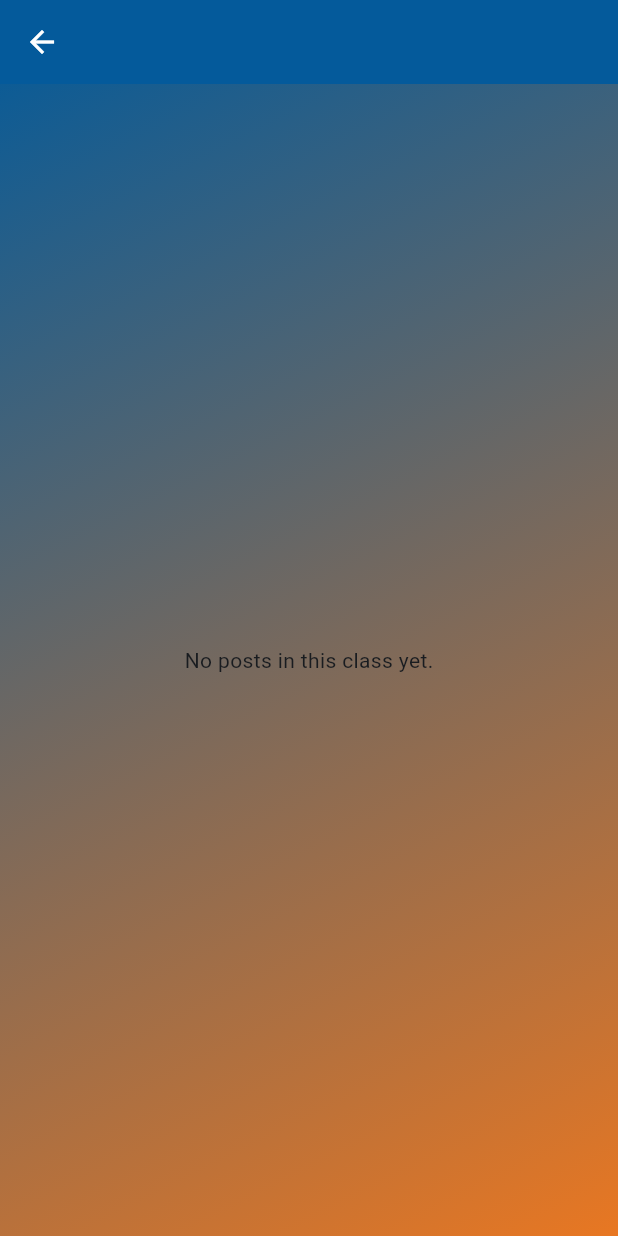
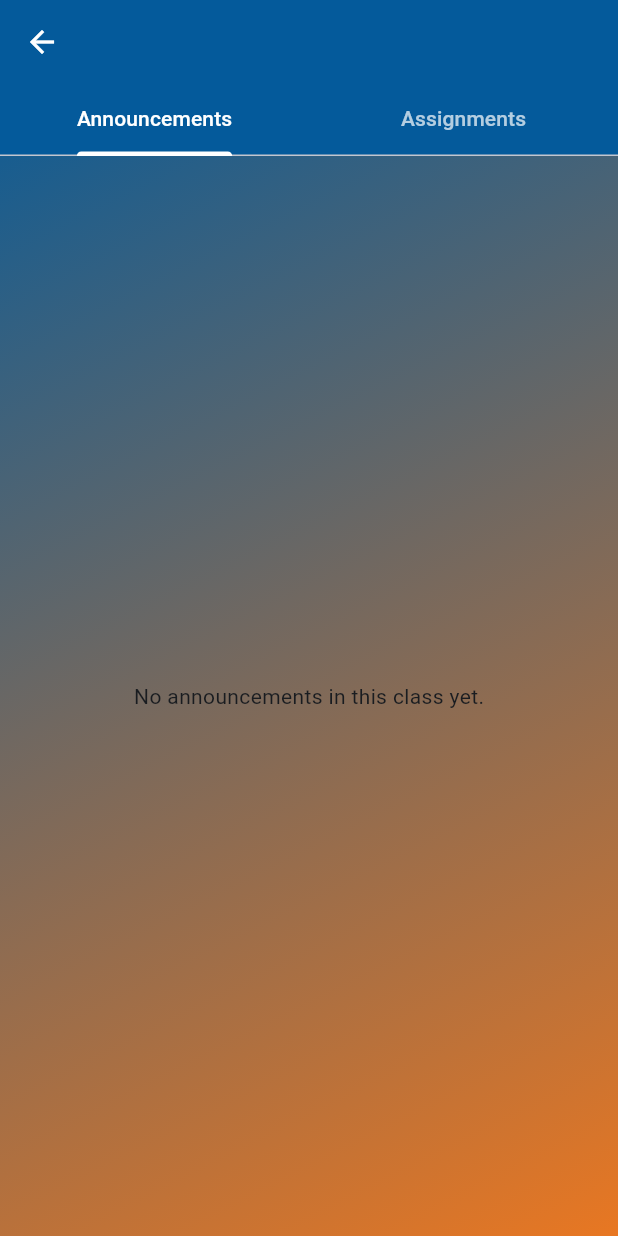
Before and after one commit to raviranjanbsy/school_pole_star, a Flutter app: the ClassDetailPage screen opened directly with empty values, on a phone screen of 412 x 824 dp. Run offline on Flutter 3.47's test engine with Material 3 defaults, Android fonts, the phone set to English and light mode, and no system bars; our stand-ins replace cached_network_image, cloud_functions, csv, equatable, file_picker, firebase_auth and 12 more; missing offline and left inert: flutter_stripe; accounts and stored records are empty; generated files the repository leaves out were written again; Roboto replaces fonts that are missing (Poppins).

Commit message:
0811_teacher_assignment_done

```diff
--- a/lib/class_detail_page.dart
+++ b/lib/class_detail_page.dart
@@ -19,6 +19,7 @@ import 'package:school_management/ui/attendance_summary_page.dart'; // New impor
 import 'package:school_management/widgets/stream_item_card.dart';
 import 'package:school_management/ui/take_attendance_page.dart';
 import 'package:school_management/widgets/gradient_container.dart';
+import 'package:school_management/subject_assignments_page.dart';
 
 class ClassDetailPage extends StatefulWidget {
   final SchoolClass schoolClass;
@@ -39,32 +40,32 @@ class ClassDetailPage extends StatefulWidget {
   State<ClassDetailPage> createState() => ClassDetailPageState();
 }
 
-class ClassDetailPageState extends State<ClassDetailPage> {
+class ClassDetailPageState extends State<ClassDetailPage>
+    with SingleTickerProviderStateMixin {
   final AuthService _authService = AuthService();
   List<StreamItem>? _streamItems;
   List<String> _subjects = [];
-  String? _selectedSubjectFilter;
   bool _isLoading = true;
   String? _error;
+  late TabController _tabController;
 
   @override
   void initState() {
     super.initState();
+    _tabController = TabController(length: 2, vsync: this);
     _loadStream();
     _loadSubjectsForTeacher();
   }
 
-  List<StreamItem> get _filteredStreamItems {
+  @override
+  void dispose() {
+    _tabController.dispose();
+    super.dispose();
+  }
+
+  List<StreamItem> get _announcements {
     if (_streamItems == null) return [];
-    if (_selectedSubjectFilter == null) {
-      return _streamItems!;
-    }
-    return _streamItems!.where((item) {
-      // Always show announcements, regardless of the filter.
-      if (item.type != 'assignment') return true;
-      // Show assignments that match the selected subject.
-      return item.subjectName == _selectedSubjectFilter;
-    }).toList();
+    return _streamItems!.where((item) => item.type == 'announcement').toList();
   }
 
   Future<void> _loadSubjectsForTeacher() async {
@@ -72,8 +73,6 @@ class ClassDetailPageState extends State<ClassDetailPage> {
       return;
     }
     try {
-      // Note: You need to implement `fetchSubjectsForTeacherInClass` in your AuthService.
-      // It should fetch the subjects a specific teacher is assigned to for a given class.
       final subjects = await _authService.fetchSubjectsForTeacherInClass(
         widget.teacherProfile!.uid,
         widget.schoolClass.classId,
@@ -120,28 +119,6 @@ class ClassDetailPageState extends State<ClassDetailPage> {
         appBar: AppBar(
           title: Text(widget.schoolClass.className),
           actions: [
-            if (_subjects.isNotEmpty)
-              PopupMenuButton<String?>(
-                onSelected: (String? value) {
-                  setState(() {
-                    _selectedSubjectFilter = value;
-                  });
-                },
-                icon: const Icon(Icons.filter_list),
-                tooltip: 'Filter by subject',
-                itemBuilder: (BuildContext context) {
-                  // Add "All Subjects" option to clear the filter
-                  final allSubjectsOption = const PopupMenuItem<String?>(
-                    value: null,
-                    child: Text('All Subjects'),
-                  );
-                  final subjectOptions = _subjects.map((String subject) {
-                    return PopupMenuItem<String?>(
-                        value: subject, child: Text(subject));
-                  }).toList();
-                  return [allSubjectsOption, ...subjectOptions];
-                },
-              ),
             if (widget.userRole == 'teacher')
               IconButton(
                 icon: const Icon(Icons.checklist_rtl),
@@ -174,11 +151,28 @@ class ClassDetailPageState extends State<ClassDetailPage> {
                 },
               ),
           ],
+          bottom: TabBar(
+            controller: _tabController,
+            labelColor: Colors.white,
+            unselectedLabelColor: Colors.white70,
+            tabs: const [
+              Tab(text: 'Announcements'),
+              Tab(text: 'Assignments'),
+            ],
+          ),
         ),
         body: LoadingOverlay(
           isLoading: _isLoading,
           message: 'Loading stream...',
-          child: _buildBody(),
+          child: _error != null
+              ? Center(child: Text('Error: $_error'))
+              : TabBarView(
+                  controller: _tabController,
+                  children: [
+                    _buildStreamList(_announcements, 'announcement'),
+                    _buildSubjectsGrid(),
+                  ],
+                ),
         ),
         floatingActionButton: widget.userRole == 'teacher'
             ? FloatingActionButton(
@@ -199,27 +193,18 @@ class ClassDetailPageState extends State<ClassDetailPage> {
     );
   }
 
-  Widget _buildBody() {
-    if (_error != null) {
-      return Center(child: Text('Error: $_error'));
-    }
-
-    if (_filteredStreamItems.isEmpty) {
-      if (_selectedSubjectFilter != null) {
-        return Center(
-            child: Text('No posts found for "${_selectedSubjectFilter}".'));
-      } else {
-        return const Center(child: Text('No posts in this class yet.'));
-      }
+  Widget _buildStreamList(List<StreamItem> items, String type) {
+    if (items.isEmpty) {
+      return Center(child: Text('No ${type}s in this class yet.'));
     }
 
     return RefreshIndicator(
       onRefresh: _loadStream,
       child: ListView.builder(
         padding: const EdgeInsets.all(8.0),
-        itemCount: _filteredStreamItems.length,
+        itemCount: items.length,
         itemBuilder: (context, index) {
-          final item = _filteredStreamItems[index];
+          final item = items[index];
           return Padding(
             padding: const EdgeInsets.only(bottom: 8.0),
             child: StreamItemCard(
@@ -241,6 +226,45 @@ class ClassDetailPageState extends State<ClassDetailPage> {
           );
         },
       ),
+    );
+  }
+
+  Widget _buildSubjectsGrid() {
+    if (_subjects.isEmpty) {
+      return const Center(
+          child: Text('No subjects assigned to this class yet.'));
+    }
+
+    return GridView.builder(
+      padding: const EdgeInsets.all(8.0),
+      gridDelegate: const SliverGridDelegateWithFixedCrossAxisCount(
+        crossAxisCount: 2,
+        crossAxisSpacing: 8.0,
+        mainAxisSpacing: 8.0,
+      ),
+      itemCount: _subjects.length,
+      itemBuilder: (context, index) {
+        final subject = _subjects[index];
+        return Card(
+          child: InkWell(
+            onTap: () {
+              Navigator.push(
+                context,
+                MaterialPageRoute(
+                  builder: (context) => SubjectAssignmentsPage(
+                    classId: widget.schoolClass.classId,
+                    subjectName: subject,
+                  ),
+                ),
+              );
+            },
+            child: Center(
+              child:
+                  Text(subject, style: Theme.of(context).textTheme.titleLarge),
+            ),
+          ),
+        );
+      },
     );
   }
 
```
Also changed, not shown: lib/subject_assignments_page.dart (added, +87 -0 lines).
